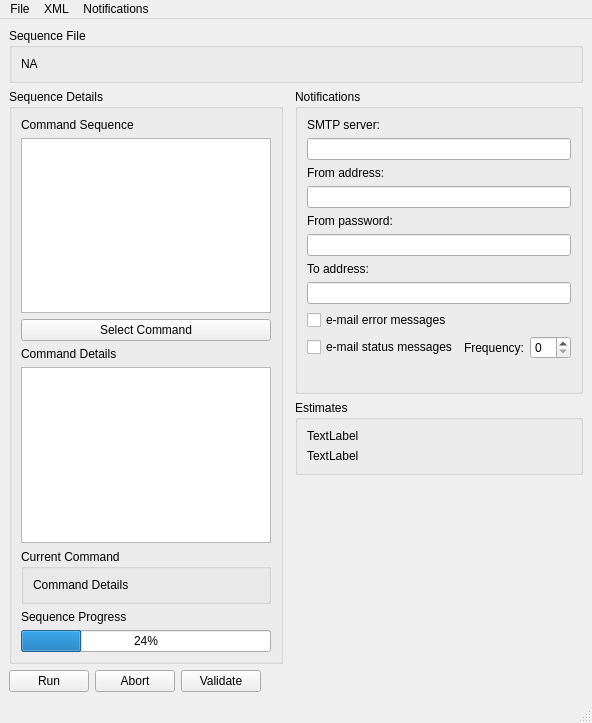
Above: dave/qtdesigner/dave.ui from ZhuangLab/storm-control before the change. Below: the same form after it.
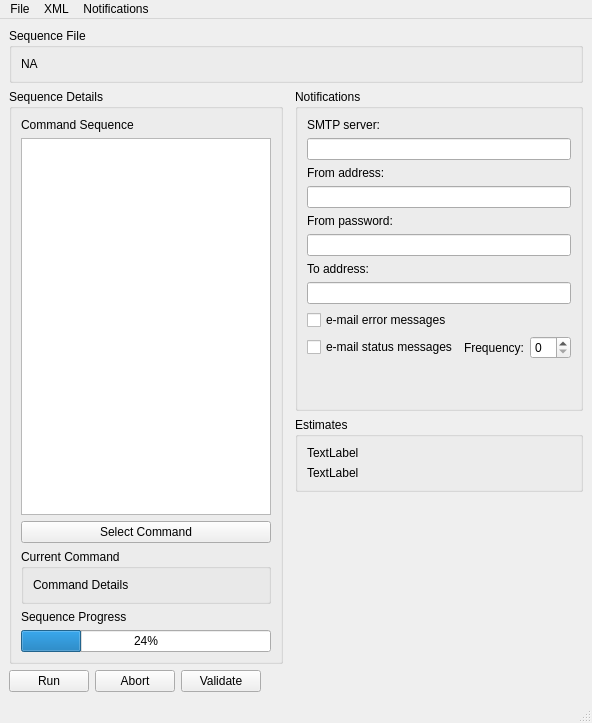
That is the form after the change.

Commit message: Complete initial work on v4 of Dave. Progressions do not work yet. The display is ugly and it mostly untested, but it seems to work.

Diff of the .ui file:
```diff
--- a/dave/qtdesigner/dave.ui
+++ b/dave/qtdesigner/dave.ui
@@ -29,7 +29,7 @@
    <string>Dave</string>
   </property>
   <widget class="QWidget" name="centralwidget">
-   <layout class="QGridLayout" name="mainGridLayout" rowstretch="0,0,0,0,0,0,0,0,0">
+   <layout class="QGridLayout" name="mainGridLayout" rowstretch="0,0,0,0,0,0,0,0">
     <item row="2" column="6">
      <widget class="QGroupBox" name="estimatesGroupBox">
       <property name="title">
@@ -226,49 +226,6 @@
          </property>
         </widget>
        </item>
-       <item>
-        <widget class="QLabel" name="commandDetailLabel">
-         <property name="text">
-          <string>Command Details</string>
-         </property>
-        </widget>
-       </item>
-       <item>
-        <widget class="QTableWidget" name="commandDetailsTable">
-         <property name="font">
-          <font>
-           <pointsize>8</pointsize>
-          </font>
-         </property>
-         <property name="focusPolicy">
-          <enum>Qt::NoFocus</enum>
-         </property>
-         <property name="selectionMode">
-          <enum>QAbstractItemView::NoSelection</enum>
-         </property>
-         <property name="showGrid">
-          <bool>false</bool>
-         </property>
-         <property name="wordWrap">
-          <bool>false</bool>
-         </property>
-         <attribute name="horizontalHeaderVisible">
-          <bool>false</bool>
-         </attribute>
-         <attribute name="horizontalHeaderMinimumSectionSize">
-          <number>18</number>
-         </attribute>
-         <attribute name="verticalHeaderVisible">
-          <bool>false</bool>
-         </attribute>
-         <attribute name="verticalHeaderDefaultSectionSize">
-          <number>18</number>
-         </attribute>
-         <attribute name="verticalHeaderMinimumSectionSize">
-          <number>18</number>
-         </attribute>
-        </widget>
-       </item>
        <item>
         <widget class="QGroupBox" name="currentCommandGroupBox">
          <property name="title">
```
Left out of the diff: 2 changed lines with no effect on the pictures. The commit also changes 6 other files.
